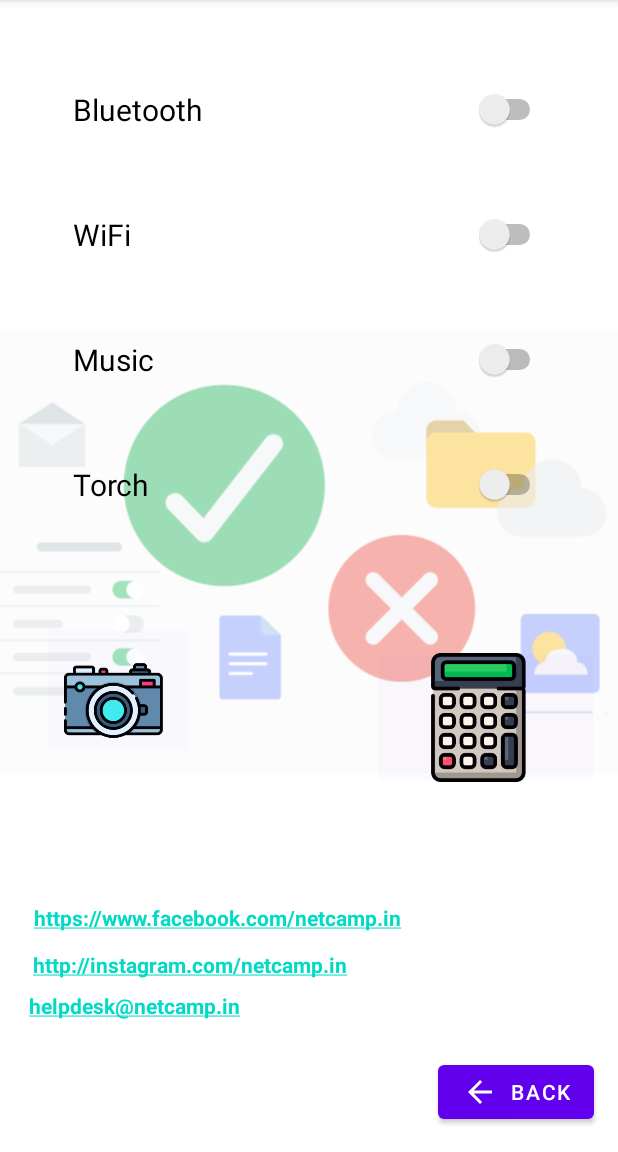
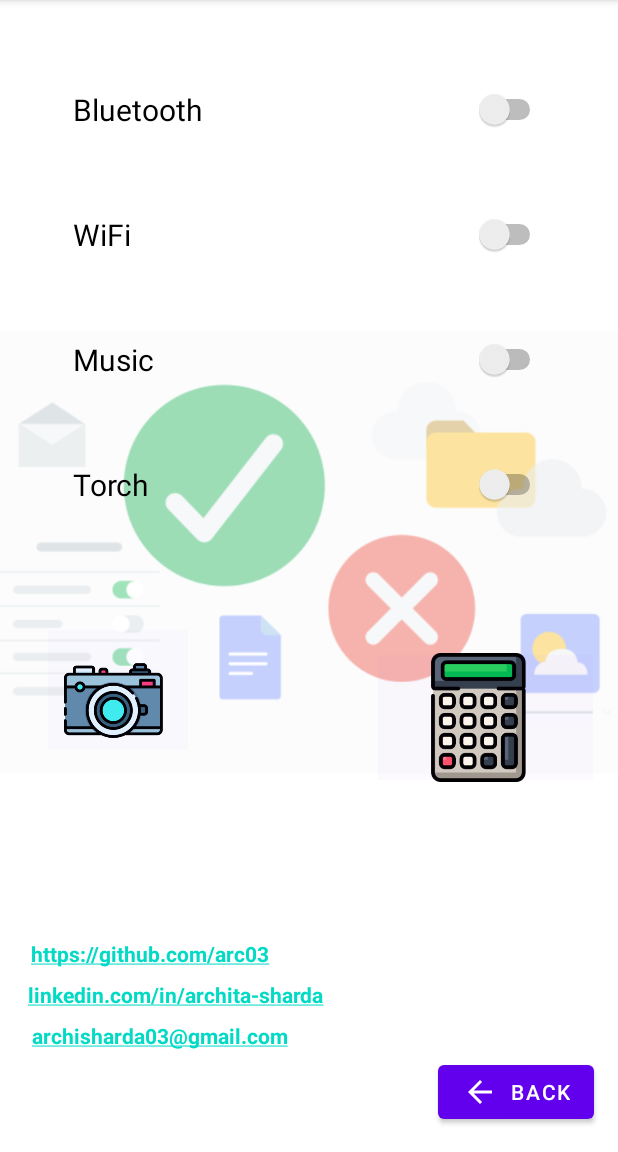
Before and after one commit to arc03/Unified-Android-app, an Android app: the Home screen opened directly, with no data from a screen before it, on a phone screen of 412 x 824 dp, the part 84-1236 px from its top. Run offline under Robolectric (Android 15) with nearby library versions, the phone set to English and light mode, and no system bars.

Commit message:
Unified App

```diff
--- a/app/src/main/res/layout/activity_home.xml
+++ b/app/src/main/res/layout/activity_home.xml
@@ -118,18 +118,6 @@
         app:layout_constraintStart_toStartOf="parent"
         app:strokeColor="#2196F3" />
 
-    <TextView
-        android:id="@+id/textView10"
-        android:layout_width="wrap_content"
-        android:layout_height="wrap_content"
-        android:layout_marginEnd="144dp"
-        android:layout_marginBottom="12dp"
-        android:autoLink="all"
-        android:text="https://www.facebook.com/netcamp.in"
-        android:textStyle="bold"
-        app:layout_constraintBottom_toTopOf="@+id/textView9"
-        app:layout_constraintEnd_toEndOf="parent" />
-
     <ImageView
         android:id="@+id/imageView7"
         android:layout_width="86dp"
@@ -144,25 +132,37 @@
         android:id="@+id/textView9"
         android:layout_width="wrap_content"
         android:layout_height="wrap_content"
-        android:layout_marginEnd="180dp"
+        android:layout_marginEnd="196dp"
         android:layout_marginBottom="8dp"
         android:autoLink="all"
         android:clickable="true"
-        android:text="http://instagram.com/netcamp.in"
+        android:text="linkedin.com/in/archita-sharda"
         android:textStyle="bold"
         app:emojiCompatEnabled="true"
         app:layout_constraintBottom_toTopOf="@+id/textView8"
         app:layout_constraintEnd_toEndOf="parent" />
 
     <TextView
+        android:id="@+id/textView10"
+        android:layout_width="wrap_content"
+        android:layout_height="wrap_content"
+        android:layout_marginEnd="232dp"
+        android:layout_marginBottom="8dp"
+        android:autoLink="all"
+        android:text="https://github.com/arc03"
+        android:textStyle="bold"
+        app:layout_constraintBottom_toTopOf="@+id/textView9"
+        app:layout_constraintEnd_toEndOf="parent" />
+
+    <TextView
         android:id="@+id/textView8"
         android:layout_width="wrap_content"
         android:layout_height="wrap_content"
-        android:layout_marginEnd="252dp"
-        android:layout_marginBottom="24dp"
+        android:layout_marginEnd="220dp"
+        android:layout_marginBottom="4dp"
         android:autoLink="email"
         android:linksClickable="true"
-        android:text="helpdesk@netcamp.in"
+        android:text="archisharda03@gmail.com"
         android:textStyle="bold"
         app:layout_constraintBottom_toTopOf="@+id/button6"
         app:layout_constraintEnd_toEndOf="parent" />
```
